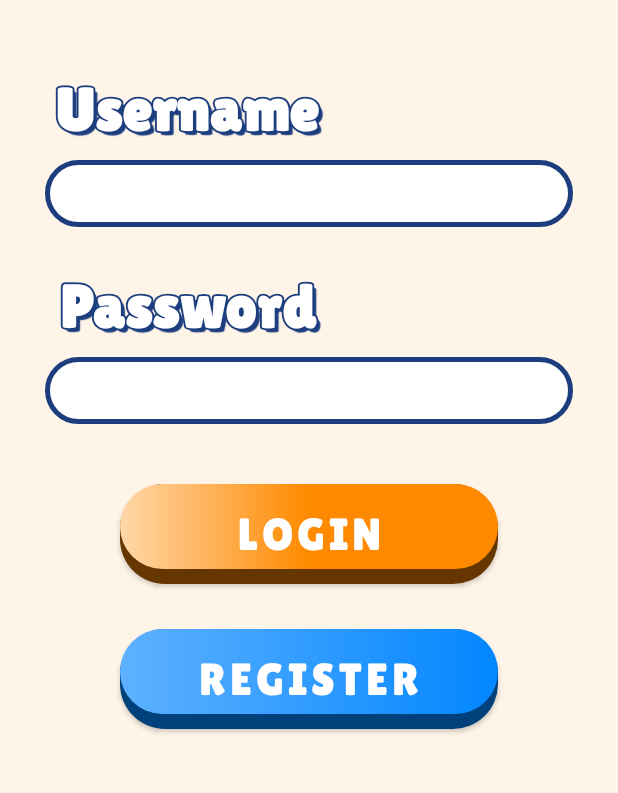
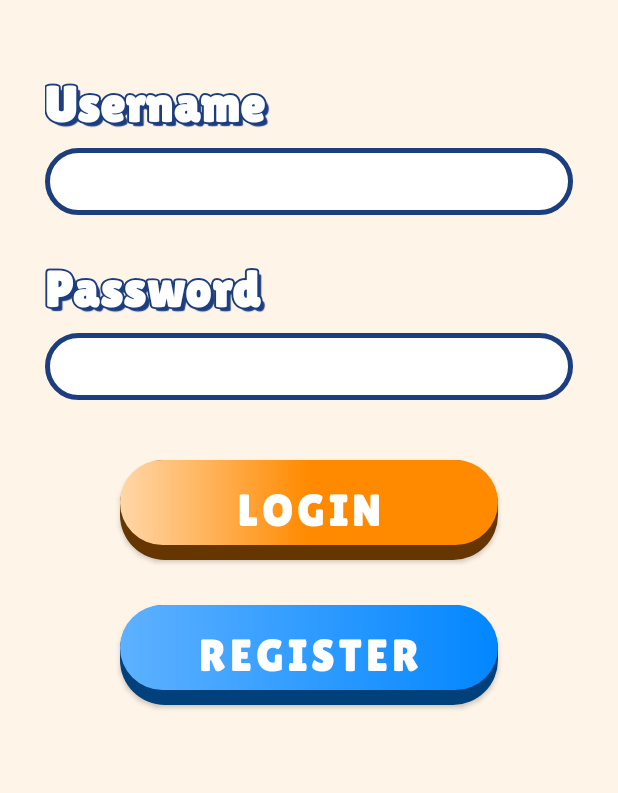
Before and after one commit to Scoopdiddy-whoop/MOBDEVE, an Android app: the layout login_dialog.xml on its own in the app's theme, with its tools: preview values and no code run, on a phone screen of 412 x 824 dp, the part 162-955 px from its top. Run offline under Robolectric (Android 15) with nearby library versions, the phone set to English and light mode, and no system bars.

Commit message:
edited main and login

```diff
--- a/app/src/main/res/layout/activity_main.xml
+++ b/app/src/main/res/layout/activity_main.xml
@@ -41,7 +41,7 @@
         android:id="@+id/tv_maintop"
         android:layout_width="match_parent"
         android:layout_height="wrap_content"
-        android:layout_marginTop="180dp"
+        android:layout_marginTop="150dp"
         android:fontFamily="@font/lilitiaone"
         android:gravity="center"
         android:letterSpacing="0.01"
--- a/app/src/main/res/layout/login_dialog.xml
+++ b/app/src/main/res/layout/login_dialog.xml
@@ -41,7 +41,7 @@
             android:layout_height="wrap_content"
             android:layout_marginTop="50dp"
             android:fontFamily="@font/lilitiaone"
-            android:gravity="center"
+            android:gravity="start"
             android:letterSpacing="0.01"
             android:shadowColor="@color/head_blue"
             android:shadowDx="4"
@@ -49,8 +49,9 @@
             android:shadowRadius="0.1"
             android:text="Username"
             android:textColor="@color/white"
-            android:textSize="40sp"
+            android:textSize="33sp"
             android:textStyle="bold"
+            android:layout_marginHorizontal="30dp"
             app:outlineColor="@color/head_blue"
             app:outlineSize="3dp"
             app:layout_constraintTop_toBottomOf="@id/title"
@@ -74,8 +75,9 @@
             android:layout_width="250dp"
             android:layout_height="wrap_content"
             android:layout_marginTop="20dp"
+            android:layout_marginHorizontal="30dp"
             android:fontFamily="@font/lilitiaone"
-            android:gravity="center"
+            android:gravity="start"
             android:letterSpacing="0.01"
             android:shadowColor="@color/head_blue"
             android:shadowDx="4"
@@ -83,7 +85,7 @@
             android:shadowRadius="0.1"
             android:text="Password"
             android:textColor="@color/white"
-            android:textSize="40sp"
+            android:textSize="33sp"
             android:textStyle="bold"
             app:outlineColor="@color/head_blue"
             app:outlineSize="3dp"
```
